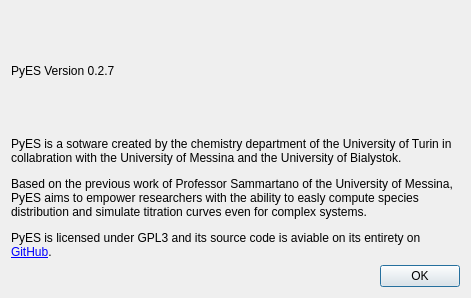
This is src/main/python/ui/PyES_about.ui in Kastakin/PyES as Qt 5 draws it before an edit. The edited form follows.
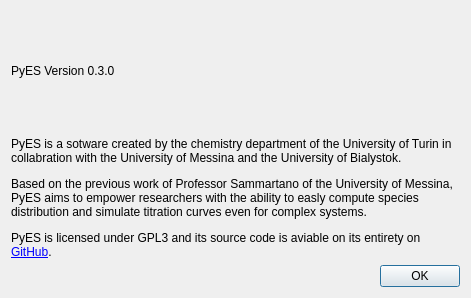
This is the edited form.

Diff of the .ui file:
```diff
--- a/src/main/python/ui/PyES_about.ui
+++ b/src/main/python/ui/PyES_about.ui
@@ -35,7 +35,7 @@
    <item>
     <widget class="QLabel" name="label">
      <property name="text">
-      <string>PyES Version 0.2.7</string>
+      <string>PyES Version 0.3.0</string>
      </property>
     </widget>
    </item>
```
